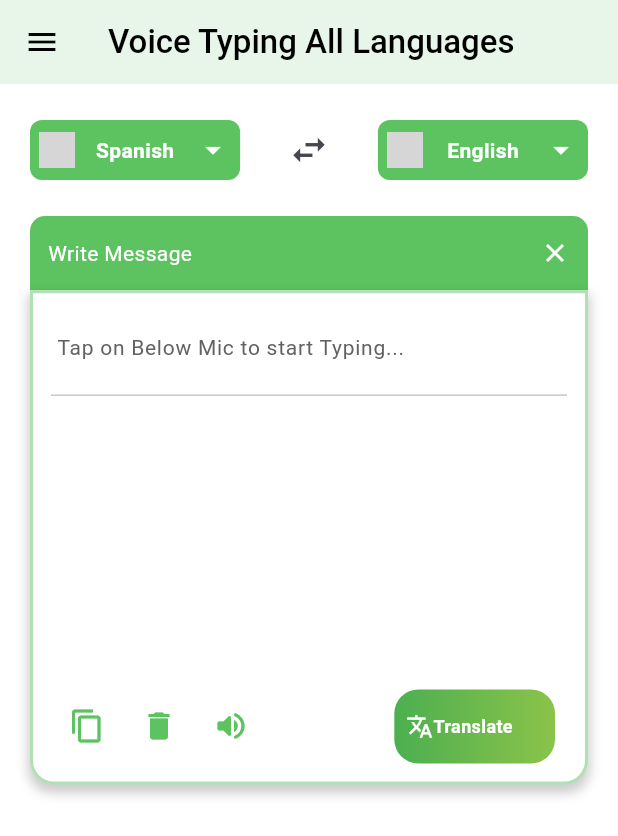
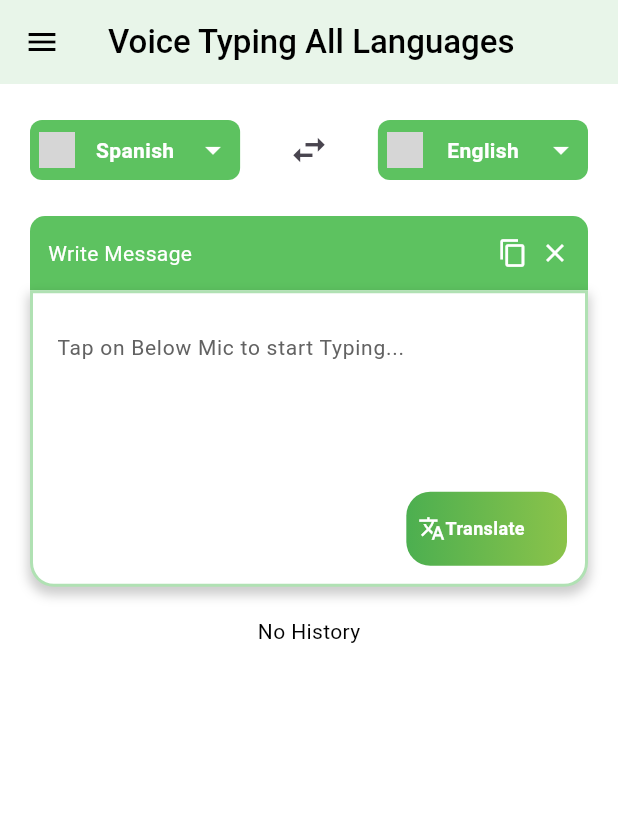
Before and after one commit to Bilal17809/ai_checker_translator, a Flutter app: the AiTranslatorPage screen opened by its route, after a tap on the "swap horiz" icon, after a tap on the "close" icon, on a phone screen of 412 x 824 dp. Shown: the top 836 px of the screen. Run offline on Flutter 3.47's test engine with Material 3 defaults, Android fonts, the phone set to English and light mode, and no system bars; our stand-ins replace connectivity_plus, curved_navigation_bar, flutter_tts, fluttertoast, get, shared_preferences and 1 more; missing offline and left inert: country_flags, translator; accounts and stored records are empty; Roboto replaces fonts that are missing (Montserrat); grey boxes are pictures that could not be loaded.

Commit message:
06/16/2025

```diff
--- a/lib/core/common_widgets/assistent_input_box_widget.dart
+++ b/lib/core/common_widgets/assistent_input_box_widget.dart
@@ -56,10 +56,11 @@ class _AssistantInputBoxState extends State<AssistantInputBox> {
     super.dispose();
   }
   final TranslationController controller = Get.put(TranslationController());
+  final ScrollController _scrollController = ScrollController();
   @override
   Widget build(BuildContext context) {
     return Container(
-      height: MediaQuery.of(context).size.height * 0.40,
+      height: MediaQuery.of(context).size.height * 0.24,
       padding: const EdgeInsets.symmetric(horizontal: 12, vertical: 12),
       decoration: BoxDecoration(
         color: Colors.white,
@@ -78,22 +79,14 @@ class _AssistantInputBoxState extends State<AssistantInputBox> {
         crossAxisAlignment: CrossAxisAlignment.start,
         mainAxisSize: MainAxisSize.min,
         children: [
-          Obx(() {
-            final sourceLang = controller.selectedLanguage1.value;
-            final sourceFlagCode = controller.languageFlags[sourceLang] ?? 'US';
-            final sourceFlag = controller.getFlagEmoji(sourceFlagCode);
-            if (controller.controller.text.isNotEmpty) {
-              return Text(
-                "$sourceFlag $sourceLang",
-                style: const TextStyle(
-                  fontSize: 16,
-                  fontFamily: 'NotoColorEmoji',
-                ),
-              );
-            }
-            return SizedBox.shrink();
-          }),
-          CustomTextFormField(
+
+          Expanded(
+            child: Scrollbar(
+              controller: _scrollController,
+              thumbVisibility: true,
+              child: SingleChildScrollView(
+                controller: _scrollController,
+                child: CustomTextFormField(
             readOnly: widget.readOnly,
             textDirection: widget.textDirection,
             textAlign: widget.textalign,
@@ -102,65 +95,17 @@ class _AssistantInputBoxState extends State<AssistantInputBox> {
             // maxLines: 10,
             border: InputBorder.none,
                 ),
-          Divider(),
-          Obx(() {
-            if (controller.translatedText.value.isNotEmpty) {
-              final isRTL = controller.isRTLLanguage(
-                controller.selectedLanguage2.value,
-              );
-              final targetLang = controller.selectedLanguage2.value;
-              final targetFlagCode =
-                  controller.languageFlags[targetLang] ?? 'ES';
-
-              final targetFlag = controller.getFlagEmoji(targetFlagCode);
-
-              return Expanded(
-                child: SingleChildScrollView(
-                  child: Align(
-                    alignment: Alignment.topLeft,
-                    child: Column(
-                      crossAxisAlignment: CrossAxisAlignment.start,
-                      children: [
-                        Text(
-                          "$targetFlag $targetLang",
-                          style: const TextStyle(
-                            fontSize: 16,
-                            fontFamily: 'NotoColorEmoji',
-                          ),
-                        ),
-                        Text(
-                          controller.translatedText.value,
-                          textDirection:
-                              isRTL ? TextDirection.rtl : TextDirection.ltr,
-                        ),
-                      ],
               ),
             ),
           ),
-              );
-            } else {
-              return const SizedBox();
-            }
-          }),
+          // Divider(),
+
 
           if (widget.showFooter) ...[
             // const SizedBox(height: 12),
-            Spacer(),
-            Align(
-              alignment: Alignment.bottomCenter,
-              child: Row(
-                mainAxisAlignment: MainAxisAlignment.spaceBetween,
-                children: [
+            // Spacer(),
             Row(
-                    children:
-                        widget.iconButtons.map((btn) {
-                          return Padding(
-                            padding: const EdgeInsets.only(right: 00),
-                            child: btn,
-                          );
-                        }).toList(),
-                  ),
-                  Row(
+              mainAxisAlignment: MainAxisAlignment.end,
               children: [
                 TranslatorButton(
                   onTap: () {
@@ -169,29 +114,15 @@ class _AssistantInputBoxState extends State<AssistantInputBox> {
                       controller.translate(inputText);
                       controller.onTranslateButtonPressed();
                       controller.speakText();
-                            // print(controller.translatedText);
-                            // print(controller.selectedLanguage2);
                       print("Translated");
                     } else {
-                            // print(controller.translatedText);
                       print("Empty input. Nothing to translate.");
                     }
                   },
                 ),
-                      // Text(
-                      //   "$currentLength/${widget.maxLength}",
-                      //   style: const TextStyle(
-                      //     fontSize: 12,
-                      //     color: Colors.grey,
-                      //   ),
-                      // ),
-                      const SizedBox(width: 8),
-                      // const Icon(Icons.copy, size: 20, color: kMediumGreen2),
               ],
             ),
-                ],
-              ),
-            ),
+
           ],
         ],
       ),
--- a/lib/core/common_widgets/textform_field.dart
+++ b/lib/core/common_widgets/textform_field.dart
@@ -6,6 +6,7 @@ class CustomTextFormField extends StatelessWidget {
 
   // Optional parameters
   final TextEditingController? controller;
+
   final FocusNode? focusNode;
   final TextInputType? keyboardType;
   final bool obscureText;
@@ -21,6 +22,7 @@ class CustomTextFormField extends StatelessWidget {
   final Function(String)? onChanged;
   final Function(String?)? onSaved;
   final String? Function(String?)? validator;
+  final ScrollPhysics? scrollPhysics;
   // final int hintMaxLine;
   final int? maxLines;
 
@@ -43,6 +45,7 @@ class CustomTextFormField extends StatelessWidget {
     this.onChanged,
     this.onSaved,
     this.validator,
+    this.scrollPhysics,
     // this.hintMaxLine = 0,
     this.maxLines
   });
--- a/lib/core/routes/routes.dart
+++ b/lib/core/routes/routes.dart
@@ -4,13 +4,13 @@ import 'package:ai_checker_translator/presentations/ai_translator/view/curved_bo
 import 'package:ai_checker_translator/presentations/bottom_nav_bar/bottom_nav_bar.dart';
 import 'package:ai_checker_translator/presentations/splash/view/splash_page.dart';
 import 'package:get/get.dart';
-import '../../presentations/home/view/home_page.dart';
+import '../../presentations/aska/view/ask_ai_screen.dart';
 import 'routes_name.dart';
 
 class Routes {
   static List<GetPage> routes() => [
     GetPage(name: RoutesName.splashPage, page: () => SplashPage()),
-    GetPage(name: RoutesName.homePage, page: () => HomePage()),
+    GetPage(name: RoutesName.homePage, page: () => AskaiScreen()),
     GetPage(
       name: RoutesName.bottomnavbar,
       page: () => BottomNavExample(),
--- a/lib/presentations/ai_translator/controller/translator_controller.dart
+++ b/lib/presentations/ai_translator/controller/translator_controller.dart
@@ -1,6 +1,6 @@
 import 'dart:async';
 import 'dart:io';
-import 'package:ai_checker_translator/presentations/home/view/home_page.dart';
+import 'package:ai_checker_translator/presentations/aska/view/ask_ai_screen.dart';
 import 'package:flutter/services.dart';
 import 'package:flutter/widgets.dart';
 import 'package:flutter_tts/flutter_tts.dart';
--- a/lib/presentations/ai_translator/view/ai_translator_page.dart
+++ b/lib/presentations/ai_translator/view/ai_translator_page.dart
@@ -2,6 +2,7 @@ import 'package:ai_checker_translator/core/common_widgets/assistent_input_box_wi
 import 'package:ai_checker_translator/core/common_widgets/common_widgets.dart';
 import 'package:ai_checker_translator/presentations/ai_translator/controller/translator_controller.dart';
 import 'package:ai_checker_translator/presentations/ai_translator/widgets/Languages_show_widgets.dart';
+import 'package:ai_checker_translator/presentations/ai_translator/widgets/translated_text_widget.dart';
 // import 'package:ai_checker_translator/presentations/ai_translator/widgets/icon_button.dart';
 import 'package:ai_checker_translator/presentations/ai_translator/widgets/translator_button.dart';
 import 'package:ai_checker_translator/translations/translation_contrl.dart';
@@ -34,7 +35,7 @@ class _AiTranslatorPageState extends State<AiTranslatorPage> {
       ),
       drawer: Drawer(),
       body: SingleChildScrollView(
-        physics: NeverScrollableScrollPhysics(),
+        // physics: NeverScrollableScrollPhysics(),
         child: Padding(
           padding: const EdgeInsets.symmetric(horizontal: 20, vertical: 20),
           child: Column(
@@ -56,9 +57,11 @@ class _AiTranslatorPageState extends State<AiTranslatorPage> {
                   title: "Write Message",
                   value: "",
                   textColor: Colors.teal,
-                  icons: [Icons.close],
+                  icons: [Icons.copy, Icons.close],
                   onIconTaps: [
-                    () => controller.clearData(), () => ()
+                    () => controller.copyText(),
+                    () => controller.clearData(),
+
                   ],
                 ),
               ),
@@ -107,11 +110,22 @@ Obx(() {
                 );
               }),
               SizedBox(height: 20),
+              Obx(() {
+                final input = controller.controller.text.trim();
+                final translated = controller.translatedText.value.trim();
+                if (input.isNotEmpty || translated.isNotEmpty) {
+                  return Padding(
+                    padding: const EdgeInsets.only(top: 16),
+                    child: TranslatedTextWidget(),
+                  );
+                } else {
+                  return Text("No History");
+                }
+              }),
+
               Row(
                 mainAxisAlignment: MainAxisAlignment.spaceBetween,
                 children: [
-
-
 
                 ],
               ),
--- a/lib/presentations/ai_translator/widgets/Languages_show_widgets.dart
+++ b/lib/presentations/ai_translator/widgets/Languages_show_widgets.dart
@@ -34,10 +34,11 @@ class LanguageWidget extends StatelessWidget {
           ),
           IconButton(
             onPressed: () {
-              final temp = controller.selectedLanguage1.value;
-              controller.selectedLanguage1.value =
-                  controller.selectedLanguage2.value;
-              controller.selectedLanguage2.value = temp;
+              controller.swapLanguages();
+              // final temp = controller.selectedLanguage1.value;
+              // controller.selectedLanguage1.value =
+              //     controller.selectedLanguage2.value;
+              // controller.selectedLanguage2.value = temp;
             },
             icon: const Icon(Icons.swap_horiz, size: 28),
           ),
--- a/lib/presentations/ai_translator/widgets/translator_button.dart
+++ b/lib/presentations/ai_translator/widgets/translator_button.dart
@@ -29,7 +29,7 @@ class TranslatorButton extends StatelessWidget {
             child: Padding(
               padding: const EdgeInsets.all(8.0),
               child: Row(children: [
-                Icon(Icons.translate,color:kWhite,size: 18,),
+                  Icon(Icons.translate, color: kWhite, size: 18),
                   Text(
                     "Translate",
                     style: TextStyle(
--- a/lib/translations/translation_contrl.dart
+++ b/lib/translations/translation_contrl.dart
@@ -3,6 +3,7 @@ import 'package:flutter/material.dart';
 import 'package:flutter/services.dart';
 import 'package:flutter_tts/flutter_tts.dart';
 import 'package:get/get.dart';
+import 'package:shared_preferences/shared_preferences.dart';
 import 'package:translator/translator.dart';
 
 class TranslationController extends GetxController {
@@ -18,12 +19,15 @@ class TranslationController extends GetxController {
   @override
   void onInit() {
     super.onInit();
+    loadFromPrefs();
   }
+
   @override
   void onClose() {
 
     super.onClose();
   }
+
   TextEditingController controller = TextEditingController();
   final translator = GoogleTranslator();
   FlutterTts flutterTts = FlutterTts();
@@ -250,6 +254,7 @@ class TranslationController extends GetxController {
       final result = await translator.translate(text, from: sourceLang, to: targetLang);
 
       translatedText.value = result.text;
+      await saveToPrefs();
       // await speakText();
 
     } catch (e) {
@@ -282,6 +287,7 @@ class TranslationController extends GetxController {
     selectedLanguage2.value = 'French';
     clearData();
     speakText();
+    clearPrefs();
   }
 
   // double _mapSpeedToDisplayValue(double value) {
@@ -304,5 +310,43 @@ class TranslationController extends GetxController {
     return countryCode.toUpperCase().codeUnits.map((char) {
       return String.fromCharCode(char + 127397);
     }).join();
+
+
+  }
+
+void swapLanguages() {
+    // Swap selected languages
+    final tempLang = selectedLanguage1.value;
+    selectedLanguage1.value = selectedLanguage2.value;
+    selectedLanguage2.value = tempLang;
+
+    // Swap input and translated text
+    final tempText = controller.text;
+    controller.text = translatedText.value;
+    translatedText.value = tempText;
+
+    // Translate again using new source/target
+    if (controller.text.isNotEmpty) {
+      translate(controller.text);
+    }
+  }
+
+  Future<void> saveToPrefs() async {
+    final prefs = await SharedPreferences.getInstance();
+    await prefs.setString('inputText', controller.text);
+    await prefs.setString('translatedText', translatedText.value);
+  }
+
+  Future<void> loadFromPrefs() async {
+    final prefs = await SharedPreferences.getInstance();
+    controller.text = prefs.getString('inputText') ?? '';
+    translatedText.value = prefs.getString('translatedText') ?? '';
+    print("save");
+  }
+
+  Future<void> clearPrefs() async {
+    final prefs = await SharedPreferences.getInstance();
+    await prefs.remove('inputText');
+    await prefs.remove('translatedText');
   }
 }
--- a/pubspec.yaml
+++ b/pubspec.yaml
@@ -48,9 +48,11 @@ dependencies:
   connectivity_plus: ^6.1.4
   panara_dialogs: ^0.1.5
   fluttertoast: ^8.2.12
-
+  shared_preferences: ^2.5.3
   flutter_tts: 4.0.1
   google_mlkit_text_recognition: ^0.14.0
+  sqflite:
+  path: ^1.9.1
 
 
 dev_dependencies:
```
Also changed, not shown: lib/presentations/askai/view/ask_ai_view.dart (deleted, +0 -20 lines), lib/presentations/bottom_nav_bar/bottom_nav_bar.dart (+4 -3 lines), lib/presentations/home/view/home_page.dart (deleted, +0 -86 lines), pubspec.lock, 1 other file. Lines whose indentation alone changed are shown as unchanged.
